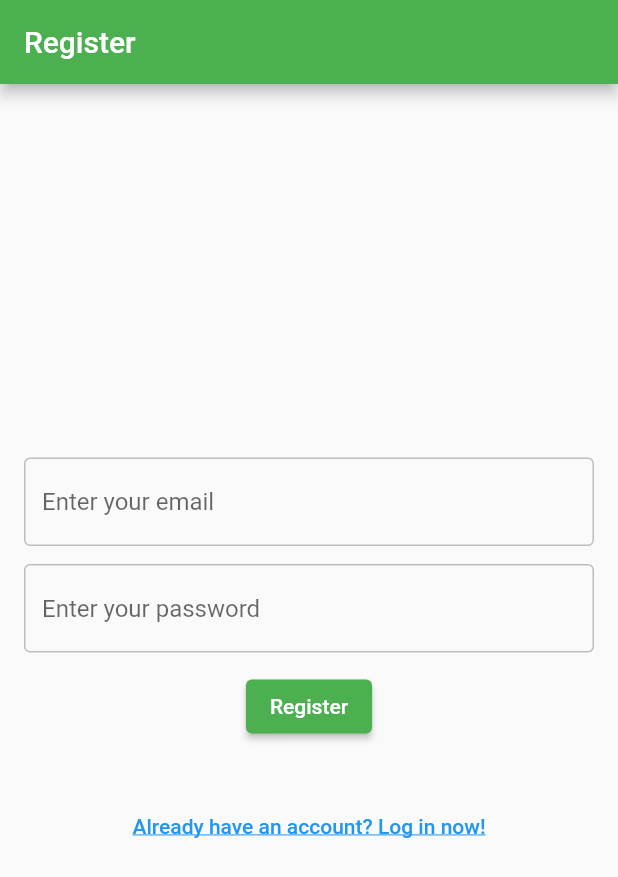
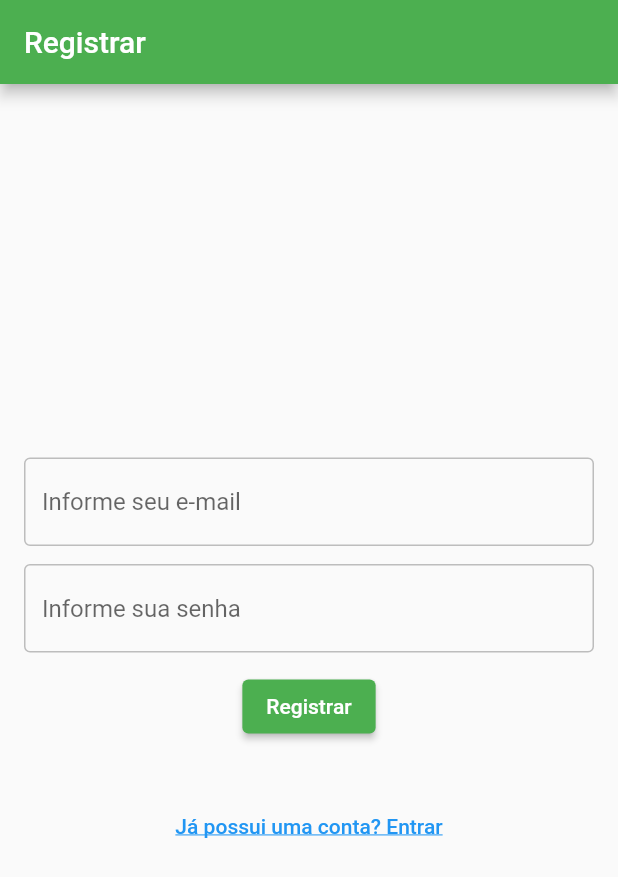
Before and after one commit to KailonFreire/flutterprojeto, a Flutter app: the screen it shows after launch, on a phone screen of 412 x 824 dp. Shown: the top 877 px of the screen. Run offline on Flutter 3.47's test engine with Material 2 defaults, Android fonts, the phone set to English and light mode, and no system bars; missing offline and left inert: password_hash_plus.

Commit message:
ai ai esses juniors

```diff
--- a/app/lib/LoginPage.dart
+++ b/app/lib/LoginPage.dart
@@ -1,8 +1,7 @@
 import 'package:app/registrar.dart';
 import 'package:flutter/material.dart';
 import 'HomePage.dart';
-import 'Login.dart';
-
+import 'models/Login.dart';
 
 class LoginPage extends StatefulWidget {
   @override
@@ -23,12 +22,13 @@ class _LoginPageState extends State<LoginPage> {
         context,
         MaterialPageRoute(builder: (context) => HomePage()),
       );
-    } else {
+    }
+    else {
       showDialog(
         context: context,
         builder: (context) => AlertDialog(
-          title: Text('Invalid User'),
-          content: Text('Please enter a valid username and password.'),
+          title: Text('Usuário inválido'),
+          content: Text('Por favor, entre um nome de usuário e senha válido.'),
           actions: [
             TextButton(
               child: Text('OK'),
@@ -59,13 +59,13 @@ class _LoginPageState extends State<LoginPage> {
               TextField(
                 controller: usernameController,
                 decoration: InputDecoration(
-                  labelText: 'Username',
+                  labelText: 'Usuário',
                 ),
               ),
               TextField(
                 controller: passwordController,
                 decoration: InputDecoration(
-                  labelText: 'Password',
+                  labelText: 'Senha',
                 ),
                 obscureText: true,
               ),
@@ -77,8 +77,8 @@ class _LoginPageState extends State<LoginPage> {
               SizedBox(height: 16.0),
               TextButton(
                 child: const Text(
-                  'Don\'t have an account? Register'
-                style: TextStyle(
+                  'Não tem conta? Registrar',
+                  style: TextStyle(
                     color: Colors.blue,
                     decoration: TextDecoration.underline,
                   ),
--- a/app/lib/main.dart
+++ b/app/lib/main.dart
@@ -1,5 +1,5 @@
 import 'package:flutter/material.dart';
-import 'Login.dart';
+import 'models/Login.dart';
 import 'registrar.dart';
  void main() {
   runApp(MyApp());
--- a/app/lib/Login.dart
+++ b/app/lib/models/Login.dart
@@ -8,15 +8,16 @@ class Login{
   late String email;
   late String senha;
   late int nivel_acesso;
-  Map<String, String>  usuarios = new HashMap();
+
+  static Map<String, String>  usuarios = new HashMap();
 
    void addLogin(BuildContext context, String email, String senha) {
     if (usuarios.containsKey(email)) {
       showDialog(
         context: context,
         builder: (BuildContext context) => AlertDialog(
-          title: Text('Email Already Registered'),
-          content: Text('$email is already registered.'),
+          title: Text('E-mail já existe'),
+          content: Text('$email já foi registrado.'),
           actions: <Widget>[
             TextButton(
               child: Text('OK'),
@@ -30,8 +31,8 @@ class Login{
       showDialog(
         context: context,
         builder: (BuildContext context) => AlertDialog(
-          title: Text('Registration Successful'),
-          content: Text('You have been registered successfully.'),
+          title: Text('Sucesso'),
+          content: Text('Conta registrada com sucesso.'),
           actions: <Widget>[
             TextButton(
               child: Text('OK'),
@@ -43,21 +44,23 @@ class Login{
     }
   }
 
-   String _hashSenha(String senha) {
+  String _hashSenha(String senha) {
     PBKDF2 generator = new PBKDF2();
     String salt = Salt.generateAsBase64String(6);
     List<int> hash = generator.generateKey(senha, salt, 1000, 24);
     String hashBase64 = base64Encode(hash);
     return '$salt:$hashBase64';
   }
-   static bool verificaSenha(String senha, String hashArmazenado) {
+
+  static bool verificaSenha(String senha, String hashArmazenado) {
     PBKDF2 generator = new PBKDF2();
     List<String> hashParts = hashArmazenado.split(':');
     List<int> hashCalculado = generator.generateKey(senha, hashParts[0], 1000, 24);
     String hashEncoded = base64Encode(hashCalculado);
     return hashParts[1] == hashEncoded;
   }
-   bool validaUsuario(String email, String senha) {
+
+  bool validaUsuario(String email, String senha) {
     print(usuarios);
     return usuarios.containsKey(email) && verificaSenha(senha, usuarios[email]!);
   }
--- a/app/lib/registrar.dart
+++ b/app/lib/registrar.dart
@@ -1,19 +1,21 @@
 import 'package:app/HomePage.dart';
 import 'package:app/LoginPage.dart';
 import 'package:flutter/material.dart';
-import 'Login.dart';
- class Register extends StatefulWidget {
+import 'models/Login.dart';
+
+class Register extends StatefulWidget {
   @override
   _RegisterState createState() => _RegisterState();
 }
- class _RegisterState extends State<Register> {
+
+class _RegisterState extends State<Register> {
   TextEditingController emailController = TextEditingController();
   TextEditingController passwordController = TextEditingController();
   Login login = Login();
   String emailErrorText = '';
   String passwordErrorText = '';
 
-   void _registerUser() {
+  void _registerUser() {
     String email = emailController.text;
     String password = passwordController.text;
      setState(() {
@@ -28,24 +30,27 @@ import 'Login.dart';
         //   MaterialPageRoute(builder: (context) => HomePage()),
         // );
       }
-    } else {
+    }
+    else {
       if (email.length < 3) {
         setState(() {
-          emailErrorText = 'Email should have at least 3 characters.';
+          emailErrorText = 'O e-mail precisa ter no mínimo 3 caracteres.';
         });
       }
+
       if (password.length < 6) {
         setState(() {
-          passwordErrorText = 'Password should have at least 6 characters.';
+          passwordErrorText = 'A senha precisa ter no mínimo 6 caracteres.';
         });
       }
-       showDialog(
+
+      showDialog(
         context: context,
         builder: (BuildContext context) {
           return AlertDialog(
-            title: Text('Invalid registration'),
+            title: Text('Erro ao registar'),
             content: Text(
-                'Please enter a valid email with at least 3 characters and a valid password with at least 6 characters.'),
+                'Por favor entre um e-mail com no mínimo 3 caracteres e uma senha com pelo menos 6 caracteres.'),
             actions: [
               TextButton(
                 onPressed: () {
@@ -59,11 +64,12 @@ import 'Login.dart';
       );
     }
   }
-   @override
+
+  @override
   Widget build(BuildContext context) {
     return Scaffold(
       appBar: AppBar(
-        title: Text('Register'),
+        title: Text('Registrar'),
       ),
       body: Padding(
         padding: EdgeInsets.all(16.0),
@@ -73,7 +79,7 @@ import 'Login.dart';
             TextField(
               controller: emailController,
               decoration: InputDecoration(
-                hintText: 'Enter your email',
+                hintText: 'Informe seu e-mail',
                 errorText: emailErrorText.isEmpty ? null : emailErrorText,
                 errorBorder: emailErrorText.isEmpty
                     ? null
@@ -101,7 +107,7 @@ import 'Login.dart';
               onChanged: (value) {
                 if (value.length < 3) {
                   setState(() {
-                    emailErrorText = 'Email should have at least 3 characters.';
+                    emailErrorText = 'E-mail precisa ter no mínimo 3 caracteres.';
                   });
                 } else {
                   setState(() {
@@ -115,7 +121,7 @@ import 'Login.dart';
               controller: passwordController,
               obscureText: true,
               decoration: InputDecoration(
-                hintText: 'Enter your password',
+                hintText: 'Informe sua senha',
                 errorText: passwordErrorText.isEmpty ? null : passwordErrorText,
                 errorBorder: passwordErrorText.isEmpty
                     ? null
@@ -143,7 +149,7 @@ import 'Login.dart';
               onChanged: (value) {
                 if (value.length < 6) {
                   setState(() {
-                    passwordErrorText = 'Password should have at least 6 characters.';
+                    passwordErrorText = 'A senha precisa ter no mínimo 6 caracteres.';
                   });
                 } else {
                   setState(() {
@@ -155,7 +161,7 @@ import 'Login.dart';
             SizedBox(height: 12.0),
             ElevatedButton(
               onPressed: _registerUser,
-              child: Text('Register'),
+              child: Text('Registrar'),
             ),
             SizedBox(height: 12.0),
             Padding(
@@ -168,7 +174,7 @@ import 'Login.dart';
                   );
                 },
                 child: const Text(
-                  'Already have an account? Log in now!',
+                  'Já possui uma conta? Entrar',
                   style: TextStyle(
                     color: Colors.blue,
                     decoration: TextDecoration.underline,
```
